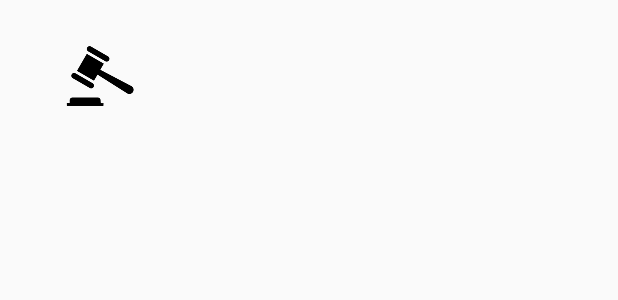
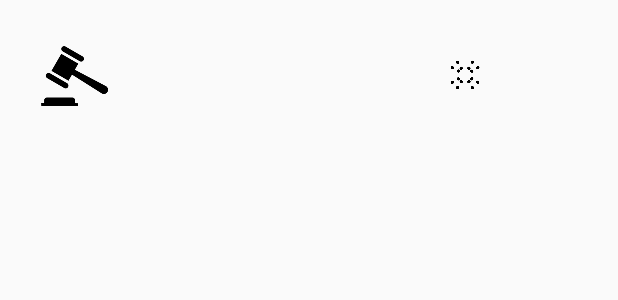
Before and after one commit to offer-box/app-android, an Android app: the layout row_item_bidding.xml on its own in the app's theme, with its tools: preview values and no code run, on a phone screen of 412 x 824 dp. Shown: the top 300 px of the screen. Run offline under Robolectric (Android 15) with nearby library versions, the phone set to English and light mode, and no system bars.

Commit message:
add new layout list bidding

```diff
--- a/app/src/main/java/br/com/app/offer_box/SplashScreenActivity.java
+++ b/app/src/main/java/br/com/app/offer_box/SplashScreenActivity.java
@@ -12,7 +12,7 @@ import android.support.v7.app.AppCompatActivity;
 
 public class SplashScreenActivity extends AppCompatActivity {
 
-    private static int SPLASH_TIME_OUT = 3000;
+    private static int SPLASH_TIME_OUT = 2000;
 
     @Override
     protected void onCreate(Bundle savedInstanceState) {
--- a/app/src/main/res/layout/activity_main.xml
+++ b/app/src/main/res/layout/activity_main.xml
@@ -28,6 +28,6 @@
         android:layout_height="wrap_content"
         android:layout_gravity="bottom|end"
         android:layout_margin="@dimen/fab_margin"
-        app:srcCompat="@android:drawable/ic_dialog_email" />
+        app:srcCompat="@drawable/create" />
 
 </android.support.design.widget.CoordinatorLayout>
--- a/app/src/main/res/layout/row_item_bidding.xml
+++ b/app/src/main/res/layout/row_item_bidding.xml
@@ -4,8 +4,7 @@
     android:layout_width="match_parent"
     android:layout_height="wrap_content"
     android:orientation="horizontal"
-    android:padding="10dp"
-    android:weightSum="5">
+    android:padding="10dp">
 
     <ImageView
         android:id="@+id/iv_icon"
@@ -13,34 +12,40 @@
         android:layout_width="60dp"
         android:layout_height="60dp"
         android:layout_gravity="center_vertical"
-        android:layout_weight="1"
         android:src="@drawable/logo_bidding" />
 
     <LinearLayout
-        android:layout_width="140dp"
+        android:layout_width="200dp"
         android:layout_height="wrap_content"
         android:orientation="vertical">
 
         <TextView
             android:textStyle="bold"
             android:id="@+id/tv_product"
-            android:layout_width="wrap_content"
+            android:layout_width="match_parent"
             android:layout_height="wrap_content"
             android:layout_gravity="center_vertical"
             android:layout_marginLeft="10dp"
             android:gravity="left"
-            android:textSize="15dp"
-            android:layout_marginTop="20dp"
-            android:lines="1" />
+            android:textSize="14dp"
+            android:layout_marginTop="20dp"/>
 
         <TextView
             android:id="@+id/tv_qtd"
             android:textSize="12dp"
-            android:layout_width="wrap_content"
+            android:layout_width="match_parent"
+            android:layout_marginLeft="10dp"
             android:layout_height="wrap_content"
             android:layout_gravity="center_vertical"
-            android:layout_marginLeft="15dp"
             android:gravity="left"/>
 
     </LinearLayout>
+
+    <ImageView
+        android:layout_margin="10dp"
+        android:layout_width="20dp"
+        android:layout_height="20dp"
+        android:layout_marginLeft="30dp"
+        android:layout_gravity="center_vertical"
+        android:src="@drawable/next" />
 </LinearLayout>
--- a/app/src/main/res/values/colors.xml
+++ b/app/src/main/res/values/colors.xml
@@ -2,6 +2,6 @@
 <resources>
     <color name="colorPrimary">#131313</color>
     <color name="colorPrimaryDark">#000000</color>
-    <color name="colorAccent">#545454</color>
+    <color name="colorAccent">#202020</color>
     <color name="colorText">#FFF</color>
 </resources>
--- a/app/src/main/res/values/strings.xml
+++ b/app/src/main/res/values/strings.xml
@@ -1,4 +1,4 @@
 <resources>
-    <string name="app_name">offer-box</string>
+    <string name="app_name">OfferBox</string>
     <string name="action_settings">Settings</string>
 </resources>
```
Also changed, not shown: app/src/main/java/br/com/app/offer_box/ListOfferActivity.java (+11 -2 lines), app/src/main/res/drawable/create.png (added), app/src/main/res/drawable/next.png (added).
